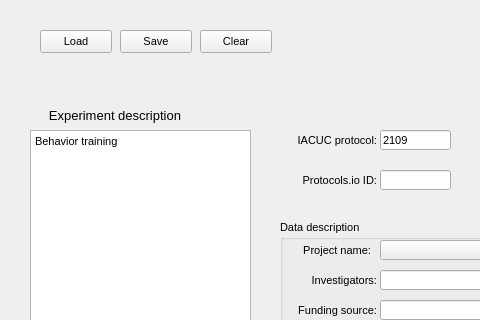
The window that src/foraging_gui/MetaData.ui (AllenNeuralDynamics/dynamic-foraging-task) describes before a commit, drawn with Qt 5; both pictures show x 0 to 480 and y 0 to 320 of the 1256 by 695 pixel window.
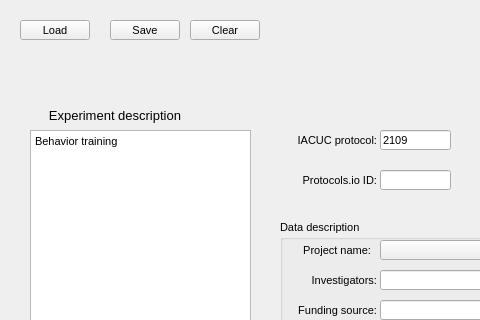
The same window after the commit.

Commit message: condensing buttons

Patch:
```diff
--- a/src/foraging_gui/MetaData.ui
+++ b/src/foraging_gui/MetaData.ui
@@ -99,10 +99,10 @@
   <widget class="QPushButton" name="SaveMeta">
    <property name="geometry">
     <rect>
-     <x>120</x>
-     <y>30</y>
-     <width>72</width>
-     <height>23</height>
+     <x>110</x>
+     <y>20</y>
+     <width>70</width>
+     <height>20</height>
     </rect>
    </property>
    <property name="sizePolicy">
@@ -121,10 +121,10 @@
   <widget class="QPushButton" name="LoadMeta">
    <property name="geometry">
     <rect>
-     <x>40</x>
-     <y>30</y>
-     <width>72</width>
-     <height>23</height>
+     <x>20</x>
+     <y>20</y>
+     <width>70</width>
+     <height>20</height>
     </rect>
    </property>
    <property name="sizePolicy">
@@ -303,10 +303,10 @@
   <widget class="QPushButton" name="ClearMetadata">
    <property name="geometry">
     <rect>
-     <x>200</x>
-     <y>30</y>
-     <width>72</width>
-     <height>23</height>
+     <x>190</x>
+     <y>20</y>
+     <width>70</width>
+     <height>20</height>
     </rect>
    </property>
    <property name="sizePolicy">
```
